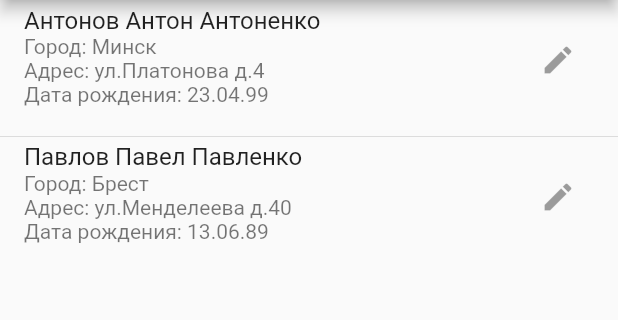
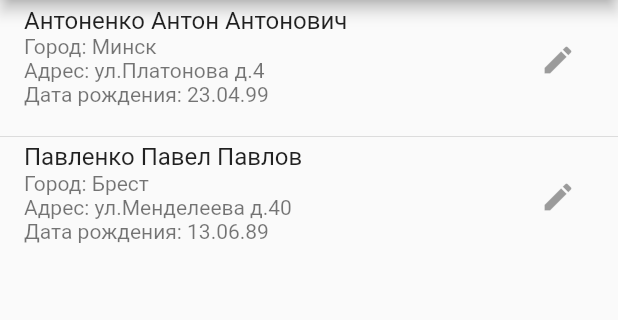
Before and after one commit to Pavel-Kupreichyk/Money-App, a Flutter app: the screen it shows after launch, on a phone screen of 412 x 824 dp, the part 84-404 px from its top. Run offline on Flutter 3.47's test engine with Material 2 defaults, Android fonts, the phone set to English and light mode, and no system bars; our stand-ins replace rxdart.

```diff
--- a/lib/pages/main_page_body.dart
+++ b/lib/pages/main_page_body.dart
@@ -22,7 +22,7 @@ class MainPageBody extends StatelessWidget {
                   itemBuilder: (_, index) {
                     return ListTile(
                       title: Text(
-                          '${customers[index].middleName} ${customers[index].firstName} ${customers[index].lastName}'),
+                          '${customers[index].lastName} ${customers[index].firstName} ${customers[index].middleName}'),
                       subtitle: Text('Город: ${customers[index].city}\n'
                           'Адрес: ${customers[index].address}\n'
                           'Дата рождения: ${customers[index].dateOfBirth}\n'),
--- a/lib/pages/main_page_builder.dart
+++ b/lib/pages/main_page_builder.dart
@@ -17,7 +17,9 @@ class MainPageBuilder extends StatelessWidget {
             title: Text('Money App'),
           ),
           body: MainPageBody(bloc),
-          drawer: MainDrawer(),
+          drawer: MainDrawer(
+            ignoredButton: MainDrawerButtonType.showGroup,
+          ),
         ),
       ),
     );
--- a/lib/services/db_service.dart
+++ b/lib/services/db_service.dart
@@ -7,7 +7,7 @@ class DbService {
         () => [
               Customer(
                   firstName: 'Антон',
-                  middleName: 'Антонов',
+                  middleName: 'Антонович',
                   lastName: 'Антоненко',
                   dateOfBirth: '23.04.99',
                   city: 'Минск',
--- a/lib/support/navigation_info.dart
+++ b/lib/support/navigation_info.dart
@@ -5,7 +5,11 @@ class NavigationInfo {
   final String route;
   final Object args;
 
-  NavigationInfo.login()
+  NavigationInfo.main()
       : route = RouteGenerator.mainRoute,
         args = null;
+
+  NavigationInfo.editCustomer()
+      : route = RouteGenerator.editCustomerRoute,
+        args = null;
 }
--- a/lib/support/route_generator.dart
+++ b/lib/support/route_generator.dart
@@ -1,9 +1,11 @@
 import 'package:flutter/material.dart';
+import 'package:money_app/pages/edit_customer_page_builder.dart';
 import 'package:money_app/pages/main_page_builder.dart';
 
 /// Helper class which binds route names with page widgets and creates [Route]s
 class RouteGenerator {
   static const mainRoute = '/main';
+  static const editCustomerRoute = '/editCustomer';
 
   Widget get initPage => MainPageBuilder();
 
@@ -15,6 +17,9 @@ class RouteGenerator {
       case mainRoute:
         newScreen = MainPageBuilder();
         break;
+      case editCustomerRoute:
+        newScreen = EditCustomerPageBuilder();
+        break;
       default:
         newScreen = Text('ERROR');
     }
```
Also changed, not shown: lib/blocs/edit_customer_page_bloc.dart (added, +10 -0 lines), lib/pages/edit_customer_page_body.dart (added, +12 -0 lines), lib/pages/edit_customer_page_builder.dart (added, +25 -0 lines), lib/pages/main_drawer.dart (+18 -0 lines).
